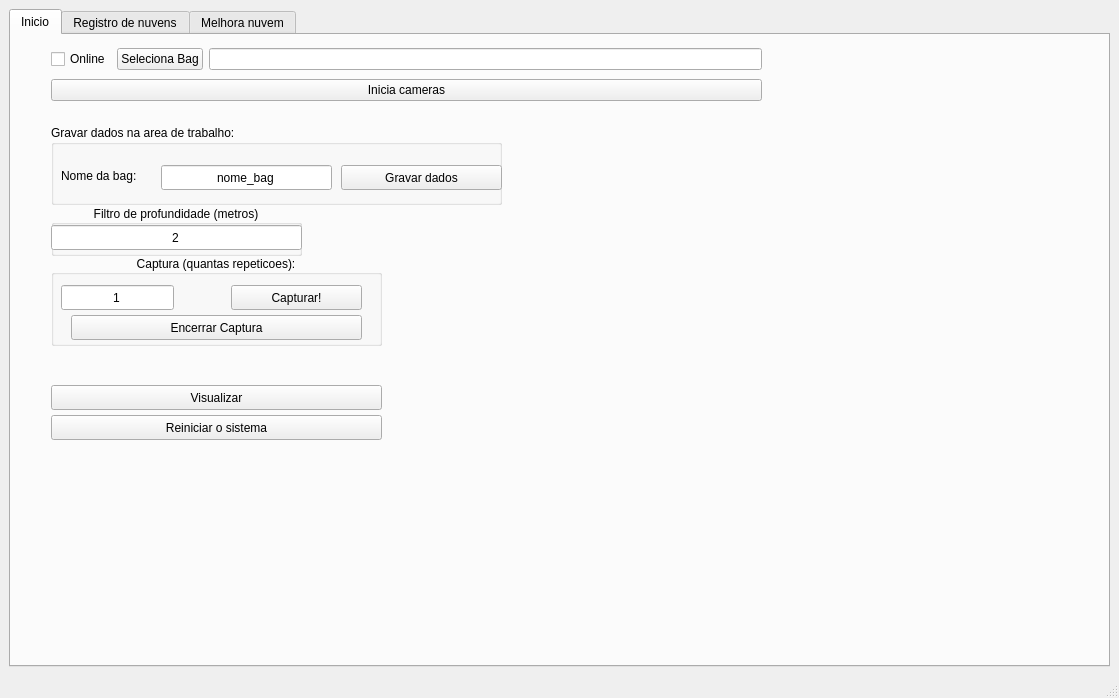
Above: handset_gui/ui/main_window.ui from viniciusvidal2/Cameras_GRIn before the change. Below: the same form after it.
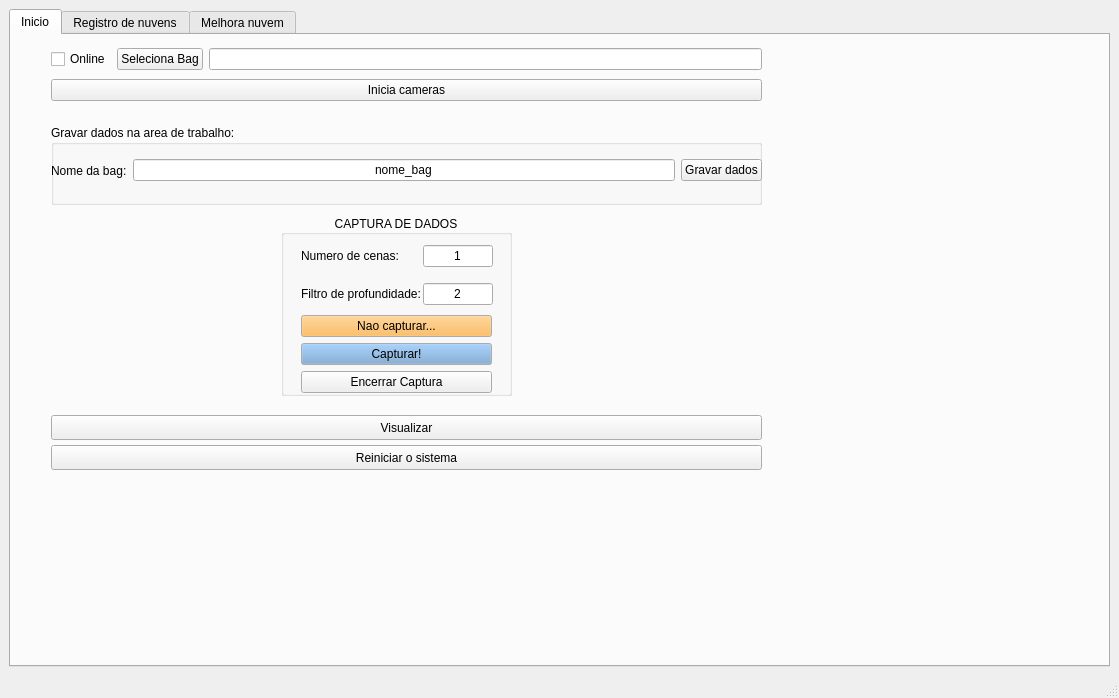
That is the form after the change. Icons and pictures are not drawn.

Commit message: fomos bem, problema no nome da bag

Diff of the .ui file:
```diff
--- a/handset_gui/ui/main_window.ui
+++ b/handset_gui/ui/main_window.ui
@@ -30,6 +30,43 @@
         <height>0</height>
        </size>
       </property>
+      <property name="palette">
+       <palette>
+        <active>
+         <colorrole role="Text">
+          <brush brushstyle="SolidPattern">
+           <color alpha="255">
+            <red>0</red>
+            <green>0</green>
+            <blue>0</blue>
+           </color>
+          </brush>
+         </colorrole>
+        </active>
+        <inactive>
+         <colorrole role="Text">
+          <brush brushstyle="SolidPattern">
+           <color alpha="255">
+            <red>0</red>
+            <green>0</green>
+            <blue>0</blue>
+           </color>
+          </brush>
+         </colorrole>
+        </inactive>
+        <disabled>
+         <colorrole role="Text">
+          <brush brushstyle="SolidPattern">
+           <color alpha="96">
+            <red>164</red>
+            <green>166</green>
+            <blue>168</blue>
+           </color>
+          </brush>
+         </colorrole>
+        </disabled>
+       </palette>
+      </property>
       <property name="locale">
        <locale language="English" country="Australia"/>
       </property>
@@ -43,67 +80,274 @@
        <widget class="QGroupBox" name="groupBox_captura">
         <property name="geometry">
          <rect>
-          <x>40</x>
-          <y>220</y>
-          <width>331</width>
-          <height>91</height>
+          <x>270</x>
+          <y>180</y>
+          <width>231</width>
+          <height>181</height>
          </rect>
         </property>
         <property name="title">
-         <string>Captura (quantas repeticoes):</string>
+         <string>CAPTURA DE DADOS</string>
         </property>
         <property name="alignment">
          <set>Qt::AlignCenter</set>
         </property>
-        <widget class="QLineEdit" name="lineEdit_tempo">
+        <widget class="QWidget" name="gridLayoutWidget">
          <property name="geometry">
           <rect>
-           <x>10</x>
-           <y>30</y>
-           <width>113</width>
-           <height>25</height>
+           <x>20</x>
+           <y>20</y>
+           <width>192</width>
+           <height>80</height>
           </rect>
          </property>
-         <property name="text">
-          <string>1</string>
-         </property>
-         <property name="alignment">
-          <set>Qt::AlignCenter</set>
-         </property>
+         <layout class="QGridLayout" name="gridLayout">
+          <property name="sizeConstraint">
+           <enum>QLayout::SetNoConstraint</enum>
+          </property>
+          <property name="horizontalSpacing">
+           <number>2</number>
+          </property>
+          <item row="0" column="0">
+           <widget class="QLabel" name="label_3">
+            <property name="text">
+             <string>Numero de cenas:</string>
+            </property>
+           </widget>
+          </item>
+          <item row="0" column="1">
+           <widget class="QLineEdit" name="lineEdit_tempo">
+            <property name="text">
+             <string>1</string>
+            </property>
+            <property name="alignment">
+             <set>Qt::AlignCenter</set>
+            </property>
+           </widget>
+          </item>
+          <item row="1" column="0">
+           <widget class="QLabel" name="label_4">
+            <property name="text">
+             <string>Filtro de profundidade:</string>
+            </property>
+           </widget>
+          </item>
+          <item row="1" column="1">
+           <widget class="QLineEdit" name="lineEdit_profundidade">
+            <property name="sizePolicy">
+             <sizepolicy hsizetype="Preferred" vsizetype="Fixed">
+              <horstretch>0</horstretch>
+              <verstretch>0</verstretch>
+             </sizepolicy>
+            </property>
+            <property name="text">
+             <string>2</string>
+            </property>
+            <property name="alignment">
+             <set>Qt::AlignCenter</set>
+            </property>
+           </widget>
+          </item>
+         </layout>
         </widget>
-        <widget class="QPushButton" name="pushButton_capturar">
+        <widget class="QWidget" name="verticalLayoutWidget_2">
          <property name="geometry">
           <rect>
-           <x>180</x>
-           <y>30</y>
-           <width>131</width>
-           <height>25</height>
-          </rect>
-         </property>
-         <property name="text">
-          <string>Capturar!</string>
-         </property>
-        </widget>
-        <widget class="QPushButton" name="pushButton_encerrar">
-         <property name="geometry">
-          <rect>
            <x>20</x>
-           <y>60</y>
-           <width>291</width>
-           <height>25</height>
+           <y>100</y>
+           <width>191</width>
+           <height>80</height>
           </rect>
          </property>
-         <property name="text">
-          <string>Encerrar Captura</string>
-         </property>
+         <layout class="QVBoxLayout" name="verticalLayout_2">
+          <item>
+           <widget class="QPushButton" name="pushButton_naocapturar">
+            <property name="palette">
+             <palette>
+              <active>
+               <colorrole role="WindowText">
+                <brush brushstyle="SolidPattern">
+                 <color alpha="255">
+                  <red>0</red>
+                  <green>0</green>
+                  <blue>0</blue>
+                 </color>
+                </brush>
+               </colorrole>
+               <colorrole role="Button">
+                <brush brushstyle="SolidPattern">
+                 <color alpha="255">
+                  <red>252</red>
+                  <green>175</green>
+                  <blue>62</blue>
+                 </color>
+                </brush>
+               </colorrole>
+               <colorrole role="ButtonText">
+                <brush brushstyle="SolidPattern">
+                 <color alpha="255">
+                  <red>0</red>
+                  <green>0</green>
+                  <blue>0</blue>
+                 </color>
+                </brush>
+               </colorrole>
+              </active>
+              <inactive>
+               <colorrole role="WindowText">
+                <brush brushstyle="SolidPattern">
+                 <color alpha="255">
+                  <red>0</red>
+                  <green>0</green>
+                  <blue>0</blue>
+                 </color>
+                </brush>
+               </colorrole>
+               <colorrole role="Button">
+                <brush brushstyle="SolidPattern">
+                 <color alpha="255">
+                  <red>252</red>
+                  <green>175</green>
+                  <blue>62</blue>
+                 </color>
+                </brush>
+               </colorrole>
+               <colorrole role="ButtonText">
+                <brush brushstyle="SolidPattern">
+                 <color alpha="255">
+                  <red>0</red>
+                  <green>0</green>
+                  <blue>0</blue>
+                 </color>
+                </brush>
+               </colorrole>
+              </inactive>
+              <disabled>
+               <colorrole role="WindowText">
+                <brush brushstyle="SolidPattern">
+                 <color alpha="96">
+                  <red>164</red>
+                  <green>166</green>
+                  <blue>168</blue>
+                 </color>
+                </brush>
+               </colorrole>
+               <colorrole role="Button">
+                <brush brushstyle="SolidPattern">
+                 <color alpha="255">
+                  <red>252</red>
+                  <green>175</green>
+                  <blue>62</blue>
+                 </color>
+                </brush>
+               </colorrole>
+               <colorrole role="ButtonText">
+                <brush brushstyle="SolidPattern">
+                 <color alpha="96">
+                  <red>164</red>
+                  <green>166</green>
+                  <blue>168</blue>
+                 </color>
+                </brush>
+               </colorrole>
+              </disabled>
+             </palette>
+            </property>
+            <property name="text">
+             <string>Nao capturar...</string>
+            </property>
+            <property name="flat">
+             <bool>false</bool>
+            </property>
+           </widget>
+          </item>
+          <item>
+           <widget class="QPushButton" name="pushButton_capturar">
+            <property name="palette">
+             <palette>
+              <active>
+               <colorrole role="Button">
+                <brush brushstyle="SolidPattern">
+                 <color alpha="255">
+                  <red>114</red>
+                  <green>159</green>
+                  <blue>207</blue>
+                 </color>
+                </brush>
+               </colorrole>
+               <colorrole role="ButtonText">
+                <brush brushstyle="SolidPattern">
+                 <color alpha="255">
+                  <red>0</red>
+                  <green>0</green>
+                  <blue>0</blue>
+                 </color>
+                </brush>
+               </colorrole>
+              </active>
+              <inactive>
+               <colorrole role="Button">
+                <brush brushstyle="SolidPattern">
+                 <color alpha="255">
+                  <red>114</red>
+                  <green>159</green>
+                  <blue>207</blue>
+                 </color>
+                </brush>
+               </colorrole>
+               <colorrole role="ButtonText">
+                <brush brushstyle="SolidPattern">
+                 <color alpha="255">
+                  <red>0</red>
+                  <green>0</green>
+                  <blue>0</blue>
+                 </color>
+                </brush>
+               </colorrole>
+              </inactive>
+              <disabled>
+               <colorrole role="Button">
+                <brush brushstyle="SolidPattern">
+                 <color alpha="255">
+                  <red>114</red>
+                  <green>159</green>
+                  <blue>207</blue>
+                 </color>
+                </brush>
+               </colorrole>
+               <colorrole role="ButtonText">
+                <brush brushstyle="SolidPattern">
+                 <color alpha="96">
+                  <red>164</red>
+                  <green>166</green>
+                  <blue>168</blue>
+                 </color>
+                </brush>
+               </colorrole>
+              </disabled>
+             </palette>
+            </property>
+            <property name="text">
+             <string>Capturar!</string>
+            </property>
+           </widget>
+          </item>
+          <item>
+           <widget class="QPushButton" name="pushButton_encerrar">
+            <property name="text">
+             <string>Encerrar Captura</string>
+            </property>
+           </widget>
+          </item>
+         </layout>
         </widget>
        </widget>
        <widget class="QPushButton" name="pushButton_visualizar">
         <property name="geometry">
          <rect>
           <x>40</x>
-          <y>350</y>
-          <width>331</width>
+          <y>380</y>
+          <width>711</width>
           <height>25</height>
          </rect>
         </property>
@@ -111,50 +355,12 @@
          <string>Visualizar</string>
         </property>
        </widget>
-       <widget class="QGroupBox" name="groupBox_profundidade">
-        <property name="geometry">
-         <rect>
-          <x>40</x>
-          <y>170</y>
-          <width>251</width>
-          <height>51</height>
-         </rect>
-        </property>
-        <property name="title">
-         <string>Filtro de profundidade (metros)</string>
-        </property>
-        <property name="alignment">
-         <set>Qt::AlignCenter</set>
-        </property>
-        <widget class="QLineEdit" name="lineEdit_profundidade">
-         <property name="geometry">
-          <rect>
-           <x>0</x>
-           <y>20</y>
-           <width>251</width>
-           <height>25</height>
-          </rect>
-         </property>
-         <property name="sizePolicy">
-          <sizepolicy hsizetype="Preferred" vsizetype="Fixed">
-           <horstretch>0</horstretch>
-           <verstretch>0</verstretch>
-          </sizepolicy>
-         </property>
-         <property name="text">
-          <string>2</string>
-         </property>
-         <property name="alignment">
-          <set>Qt::AlignCenter</set>
-         </property>
-        </widget>
-       </widget>
        <widget class="QPushButton" name="pushButton_reiniciar">
         <property name="geometry">
          <rect>
           <x>40</x>
-          <y>380</y>
-          <width>331</width>
+          <y>410</y>
+          <width>711</width>
           <height>25</height>
          </rect>
         </property>
@@ -170,54 +376,51 @@
          <rect>
           <x>40</x>
           <y>90</y>
-          <width>451</width>
+          <width>711</width>
           <height>80</height>
          </rect>
         </property>
         <property name="title">
          <string>Gravar dados na area de trabalho:</string>
         </property>
-        <widget class="QPushButton" name="pushButton_gravardados">
+        <widget class="QWidget" name="horizontalLayoutWidget_5">
          <property name="geometry">
           <rect>
-           <x>290</x>
-           <y>40</y>
-           <width>161</width>
-           <height>25</height>
+           <x>0</x>
+           <y>30</y>
+           <width>711</width>
+           <height>31</height>
           </rect>
          </property>
-         <property name="text">
-          <string>Gravar dados</string>
-         </property>
-        </widget>
-        <widget class="QLabel" name="label_12">
-         <property name="geometry">
-          <rect>
-           <x>10</x>
-           <y>40</y>
-           <width>101</width>
-           <height>21</height>
-          </rect>
-         </property>
-         <property name="text">
-          <string>Nome da bag:</string>
-         </property>
-        </widget>
-        <widget class="QLineEdit" name="lineEdit_nomebag">
-         <property name="geometry">
-          <rect>
-           <x>110</x>
-           <y>40</y>
-           <width>171</width>
-           <height>25</height>
-          </rect>
-         </property>
-         <property name="text">
-          <string>nome_bag</string>
-         </property>
-         <property name="alignment">
-          <set>Qt::AlignCenter</set>
-         </property>
+         <layout class="QHBoxLayout" name="horizontalLayout_6">
+          <property name="sizeConstraint">
+           <enum>QLayout::SetNoConstraint</enum>
+          </property>
+          <item>
+           <widget class="QLabel" name="label_12">
+            <property name="text">
+             <string>Nome da bag:</string>
+            </property>
+           </widget>
+          </item>
+          <item>
+           <widget class="QLineEdit" name="lineEdit_nomebag">
+            <property name="text">
+             <string>nome_bag</string>
+            </property>
+            <property name="alignment">
+             <set>Qt::AlignCenter</set>
+            </property>
+           </widget>
+          </item>
+          <item>
+           <widget class="QPushButton" name="pushButton_gravardados">
+            <property name="text">
+             <string>Gravar dados</string>
+            </property>
+           </widget>
+          </item>
+         </layout>
         </widget>
        </widget>
        <widget class="QWidget" name="verticalLayoutWidget">
```
The commit also changes 4 other files.
